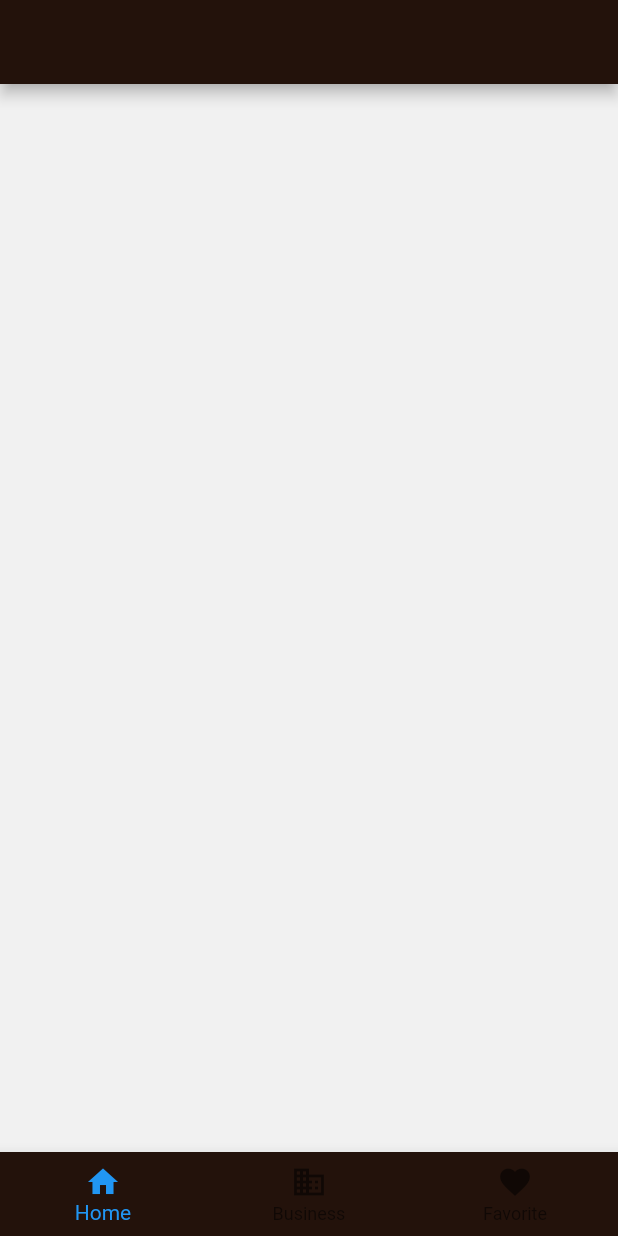
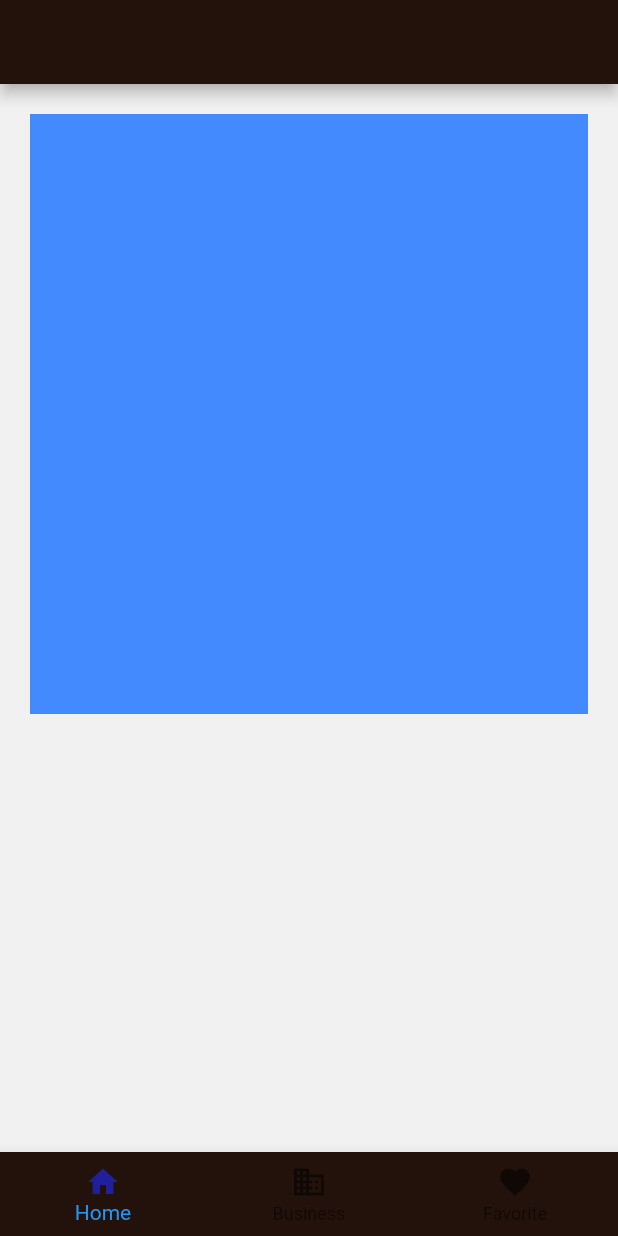
Before and after one commit to leparrav/Presets, a Flutter app: the screen it shows after launch, on a phone screen of 412 x 824 dp. Run offline on Flutter 3.47's test engine with Material 2 defaults, Android fonts, the phone set to English and light mode, and no system bars.

Commit message:
Added Images for the ListView

```diff
--- a/lib/components/bottom_bar.dart
+++ b/lib/components/bottom_bar.dart
@@ -1,15 +1,12 @@
 import 'package:flutter/material.dart';
-
 import '../constants.dart';
 
-class BottomBar extends StatelessWidget {
-  @override
-  Widget build(BuildContext context) {
-    return BottomNavigationBar(
-      backgroundColor: kPrimaryColor4,
-      items: const <BottomNavigationBarItem>[
+List<BottomNavigationBarItem> homeItems = [
   BottomNavigationBarItem(
-          icon: Icon(Icons.home),
+    icon: Icon(
+      Icons.home,
+      color: kPrimaryColor3,
+    ),
     title: Text('Home'),
   ),
   BottomNavigationBarItem(
@@ -20,7 +17,14 @@ class BottomBar extends StatelessWidget {
     icon: Icon(Icons.favorite),
     title: Text('Favorite'),
   ),
-      ],
+];
+
+class BottomBar extends StatelessWidget {
+  @override
+  Widget build(BuildContext context) {
+    return BottomNavigationBar(
+      backgroundColor: kPrimaryColor4,
+      items: homeItems,
     );
   }
 }
--- /dev/null
+++ b/lib/components/categories_list.dart
@@ -0,0 +1,21 @@
+import 'package:flutter/material.dart';
+
+const kContainerPadding = 20.0;
+const kContainerHeight = 400.0;
+
+void setCategoriesImages() {}
+
+class CategoriesList extends StatelessWidget {
+  @override
+  Widget build(BuildContext context) {
+    return Container(
+      margin: EdgeInsets.all(kContainerPadding),
+      height: kContainerHeight,
+      color: Colors.blueAccent,
+      child: ListView(
+        children: <Widget>[],
+        scrollDirection: Axis.horizontal,
+      ),
+    );
+  }
+}
--- a/lib/screens/main_screen.dart
+++ b/lib/screens/main_screen.dart
@@ -1,5 +1,6 @@
 import 'package:flutter/material.dart';
 import 'package:preset_app/components/bottom_bar.dart';
+import 'package:preset_app/components/categories_list.dart';
 import '../constants.dart';
 
 class MainScreen extends StatefulWidget {
@@ -17,7 +18,14 @@ class _MainScreenState extends State<MainScreen> {
       appBar: AppBar(
         backgroundColor: kPrimaryColor4,
       ),
-      body: null,
+      body: Material(
+        color: kPrimaryColor1,
+        child: Column(
+          children: [
+            CategoriesList(),
+          ],
+        ),
+      ),
       bottomNavigationBar: BottomBar(),
     );
   }
```
Also changed, not shown: pubspec.yaml (+4 -63 lines), images/enPageKids.jpg (added), images/enPagePortrait.jpg (added), images/enPageTravel.jpg (added). Lines whose indentation alone changed are shown as unchanged.
